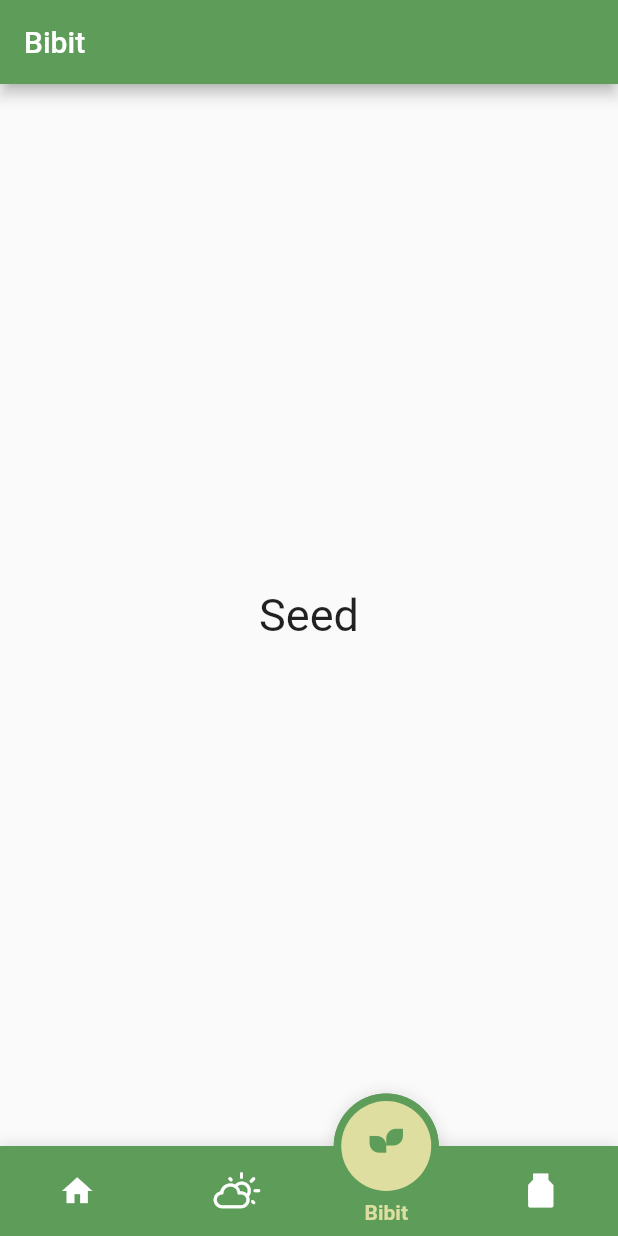
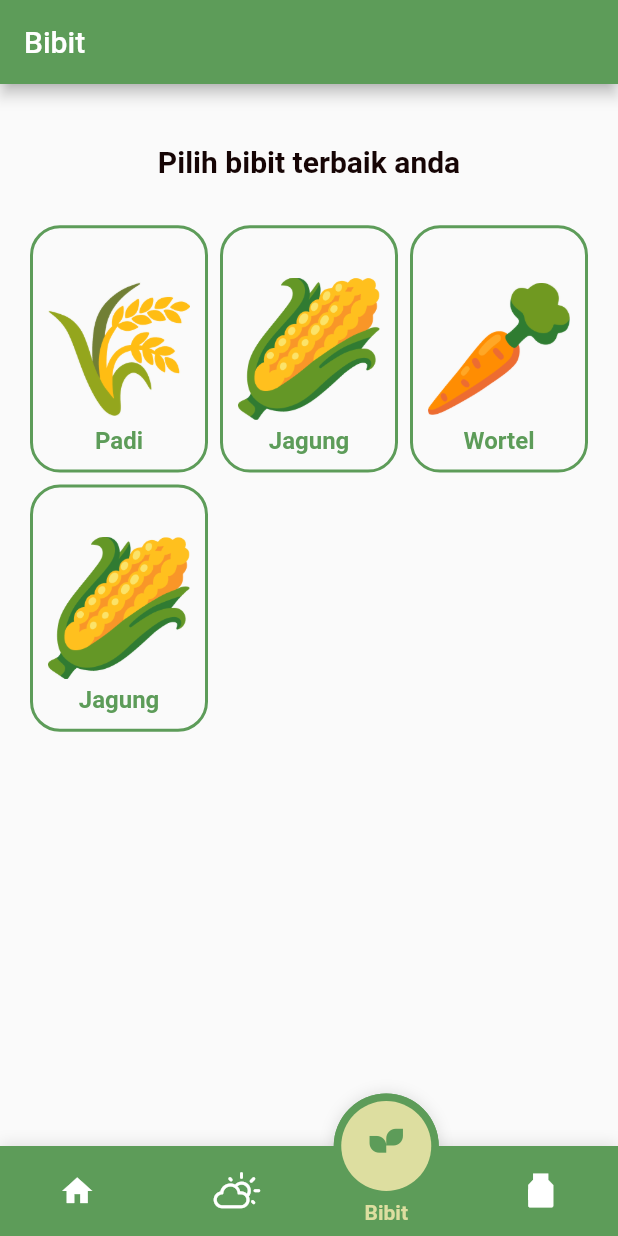
Before and after one commit to bimahamdani93/TaniXpert, a Flutter app: the screen it shows after launch, item 3 of the bottom bar chosen, on a phone screen of 412 x 824 dp. Run offline on Flutter 3.47's test engine with Material 2 defaults, Android fonts, the light colour scheme and no system bars; drawn by our look-alikes of fancy_bottom_navigation; our stand-ins replace get, hexcolor.

Commit message:
Nambah screen bibit

```diff
--- /dev/null
+++ b/lib/models/seeds.dart
@@ -0,0 +1,31 @@
+class Seed {
+  String namaTanaman;
+  String imgAssets;
+
+
+  Seed({
+    required this.namaTanaman,
+    required this.imgAssets,
+
+  });
+}
+
+List<Seed> listSeed = [
+  Seed(
+    namaTanaman: 'Padi',
+      imgAssets: 'assets/images/padi.png',
+  ),
+  Seed(
+    namaTanaman: 'Jagung',
+      imgAssets: 'assets/images/jagung.png',
+  ),
+  Seed(
+    namaTanaman: 'Wortel',
+      imgAssets: 'assets/images/wortel.png',
+  ),
+  Seed(
+    namaTanaman: 'Jagung',
+      imgAssets: 'assets/images/jagung.png',
+  ),
+
+];
--- a/lib/pages/seed_view.dart
+++ b/lib/pages/seed_view.dart
@@ -1,4 +1,6 @@
 import 'package:flutter/material.dart';
+import 'package:hexcolor/hexcolor.dart';
+import 'package:tanixpert_apps/models/seeds.dart';
 
 class SeedView extends StatefulWidget {
   const SeedView({super.key});
@@ -10,10 +12,93 @@ class SeedView extends StatefulWidget {
 class _SeedViewState extends State<SeedView> {
   @override
   Widget build(BuildContext context) {
-    return Center(
-      child: Text(
-        'Seed',
-        style: TextStyle(fontSize: 30),
+    return Container(
+      padding: const EdgeInsets.all(20),
+      child: Column(children: [
+        Expanded(
+          flex: 1,
+          child: Container(
+            padding: const EdgeInsets.fromLTRB(20, 20, 20, 0),
+            child: const Text(
+              "Pilih bibit terbaik anda",
+              textAlign: TextAlign.left,
+              style: TextStyle(
+                color: Color.fromARGB(255, 22, 5, 5),
+                fontWeight: FontWeight.bold,
+                fontSize: 20,
+              ),
+            ),
+          ),
+        ),
+        Expanded(
+            flex: 8,
+            child: Container(
+              child: GridView.builder(
+                gridDelegate: SliverGridDelegateWithFixedCrossAxisCount(
+                    crossAxisCount: 3,
+                    crossAxisSpacing: 8,
+                    mainAxisSpacing: 8,
+                    mainAxisExtent: MediaQuery.of(context).size.width * 0.4),
+                itemCount: listSeed.length,
+                itemBuilder: (context, index) {
+                  return GestureDetector(
+                    child: gridComponent(listSeed[index].namaTanaman,
+                        listSeed[index].imgAssets, context),
+                    onTap: () {
+                      // Navigator.pushNamed(context, '/detail',
+                      //     arguments: DetailArgs(
+                      //         namaTanaman: listSeed[index].namaTanaman,
+                      //         imgAssets: listSeed[index].imgAssets,
+                      //     ));
+                    },
+                  );
+                },
+              ),
+            )),
+      ]),
+    );
+  }
+
+  Container gridComponent(String text, String asset, context) {
+    return Container(
+      padding: const EdgeInsets.fromLTRB(0, 10, 0, 10),
+      decoration: BoxDecoration(
+        border: Border.all(
+          color: HexColor("#5D9C59"),
+          width: 2,
+        ),
+        borderRadius: BorderRadius.circular(20),
+      ),
+      child: Stack(
+        alignment: Alignment.bottomCenter,
+        children: [
+          Container(
+            padding: const EdgeInsets.all(10),
+            height: MediaQuery.of(context).size.height,
+            child: ClipRRect(
+              borderRadius: BorderRadius.circular(20),
+              child: Image.asset(
+                asset,
+                fit: BoxFit.fitWidth,
+              ),
+            ),
+          ),
+          SizedBox(
+              width: MediaQuery.of(context).size.width,
+              child: Row(
+                  mainAxisAlignment: MainAxisAlignment.spaceEvenly,
+                  children: [
+                    Text(
+                      text,
+                      textAlign: TextAlign.center,
+                      style: TextStyle(
+                        color: HexColor("#5D9C59"),
+                        fontWeight: FontWeight.bold,
+                        fontSize: 16,
+                      ),
+                    ),
+                  ])),
+        ],
       ),
     );
   }
```
Also changed, not shown: pubspec.yaml (+4 -3 lines), assets/images/jagung.png (added), assets/images/padi.png (added), assets/images/wortel.png (added), 1 other file.
